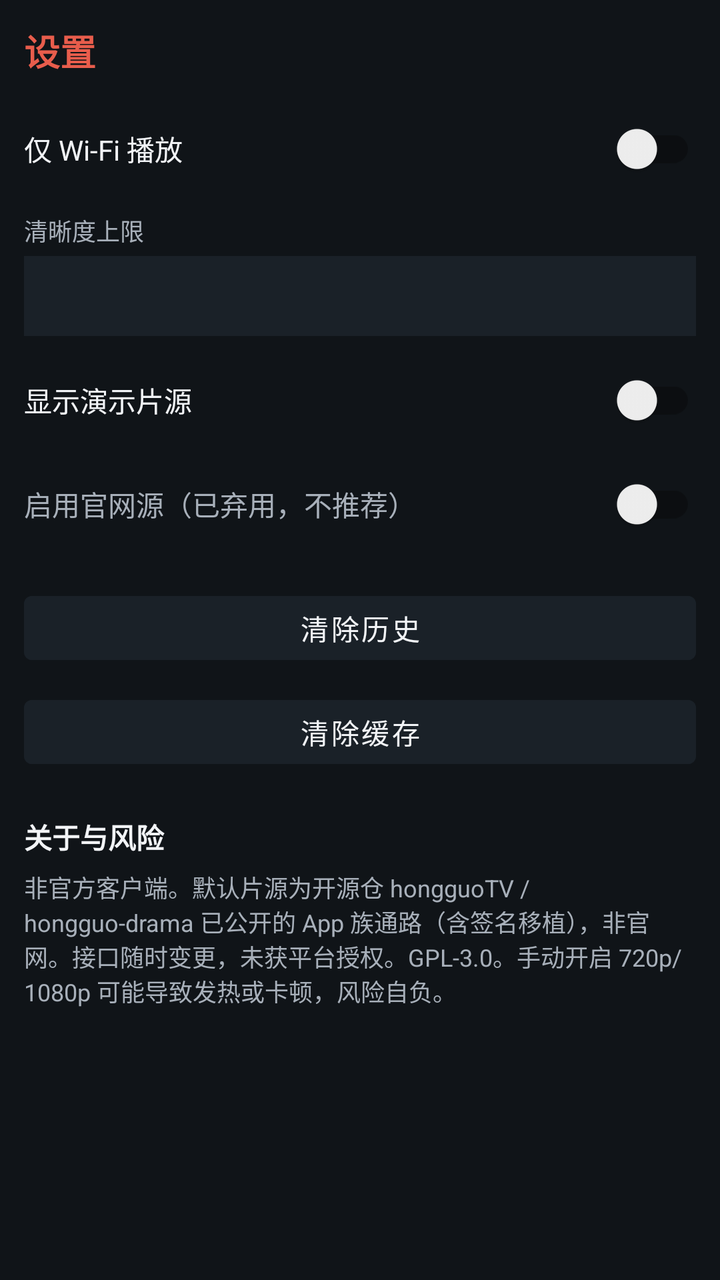
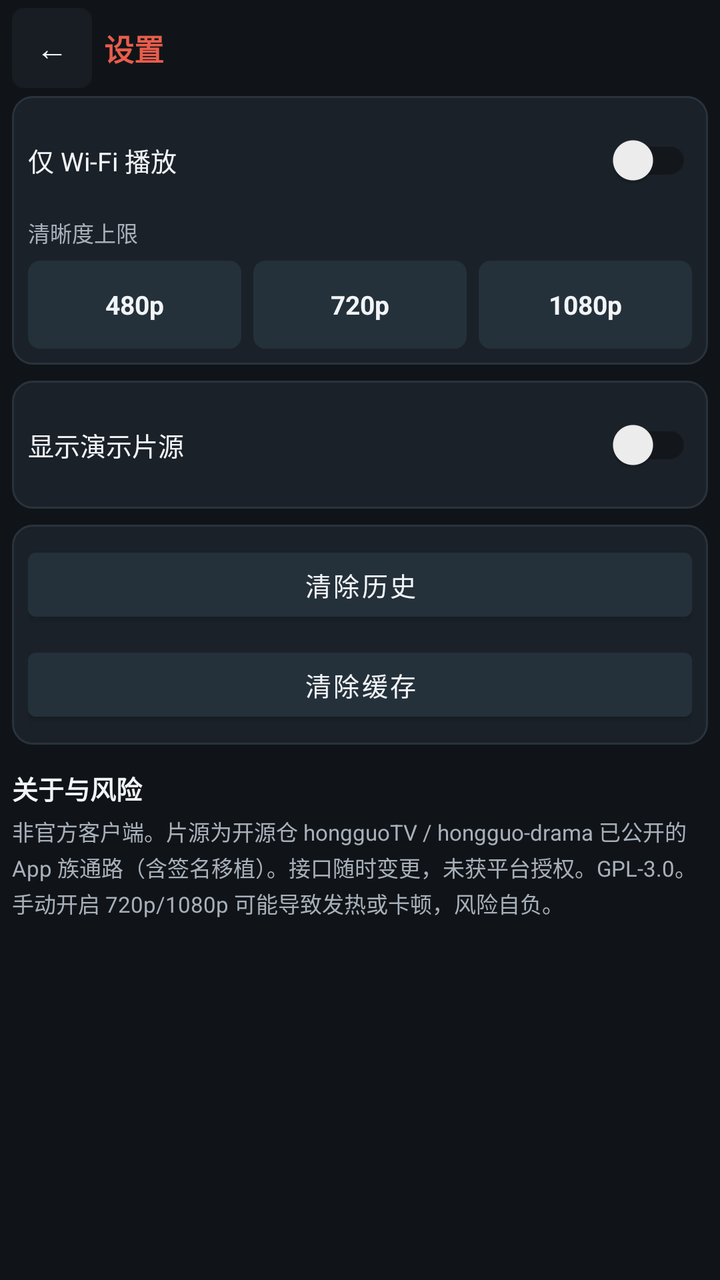

Before-and-after screenshots of an Android layout around one commit, followed by the original layout XML and the change that was made.
<!-- AndroidManifest.xml: application theme Theme.HongguoWatch -->
<!-- res/layout/activity_settings.xml -->
<?xml version="1.0" encoding="utf-8"?>
<ScrollView xmlns:android="http://schemas.android.com/apk/res/android"
    android:layout_width="match_parent"
    android:layout_height="match_parent"
    android:background="@color/bg">

    <LinearLayout
        android:layout_width="match_parent"
        android:layout_height="wrap_content"
        android:orientation="vertical"
        android:padding="12dp">

        <TextView
            android:layout_width="match_parent"
            android:layout_height="wrap_content"
            android:text="@string/tab_settings"
            android:textColor="@color/accent"
            android:textSize="18sp"
            android:textStyle="bold" />

        <androidx.appcompat.widget.SwitchCompat
            android:id="@+id/wifiOnlySwitch"
            android:layout_width="match_parent"
            android:layout_height="48dp"
            android:layout_marginTop="12dp"
            android:text="@string/wifi_only"
            android:textColor="@color/text_primary" />

        <TextView
            android:layout_width="match_parent"
            android:layout_height="wrap_content"
            android:layout_marginTop="8dp"
            android:text="@string/max_quality"
            android:textColor="@color/text_secondary"
            android:textSize="12sp" />

        <Spinner
            android:id="@+id/qualitySpinner"
            android:layout_width="match_parent"
            android:layout_height="40dp"
            android:layout_marginTop="4dp"
            android:background="@color/bg_elevated" />

        <androidx.appcompat.widget.SwitchCompat
            android:id="@+id/showDemoSwitch"
            android:layout_width="match_parent"
            android:layout_height="48dp"
            android:layout_marginTop="8dp"
            android:text="@string/show_demo"
            android:textColor="@color/text_primary" />

        <androidx.appcompat.widget.SwitchCompat
            android:id="@+id/officialSwitch"
            android:layout_width="match_parent"
            android:layout_height="48dp"
            android:layout_marginTop="4dp"
            android:text="@string/enable_official"
            android:textColor="@color/text_secondary" />

        <Button
            android:id="@+id/clearHistoryButton"
            android:layout_width="match_parent"
            android:layout_height="44dp"
            android:layout_marginTop="16dp"
            android:backgroundTint="@color/bg_elevated"
            android:text="@string/clear_history"
            android:textColor="@color/text_primary" />

        <Button
            android:id="@+id/clearCacheButton"
            android:layout_width="match_parent"
            android:layout_height="44dp"
            android:layout_marginTop="8dp"
            android:backgroundTint="@color/bg_elevated"
            android:text="@string/clear_cache"
            android:textColor="@color/text_primary" />

        <TextView
            android:layout_width="match_parent"
            android:layout_height="wrap_content"
            android:layout_marginTop="20dp"
            android:text="@string/about_title"
            android:textColor="@color/text_primary"
            android:textSize="14sp"
            android:textStyle="bold" />

        <TextView
            android:layout_width="match_parent"
            android:layout_height="wrap_content"
            android:layout_marginTop="6dp"
            android:text="@string/about_body"
            android:textColor="@color/text_secondary"
            android:textSize="12sp" />
    </LinearLayout>
</ScrollView>
<!-- resources referenced by this layout -->
<resources>
  <color name="accent">#E85D4C</color>
  <color name="bg">#101418</color>
  <color name="bg_elevated">#1A2128</color>
  <color name="text_primary">#F2F4F7</color>
  <color name="text_secondary">#A8B0BA</color>
  <string name="about_body">非官方客户端。默认片源为开源仓 hongguoTV / hongguo-drama 已公开的 App 族通路（含签名移植），非官网。接口随时变更，未获平台授权。GPL‑3.0。手动开启 720p/1080p 可能导致发热或卡顿，风险自负。</string>
  <string name="about_title">关于与风险</string>
  <string name="clear_cache">清除缓存</string>
  <string name="clear_history">清除历史</string>
  <string name="enable_official">启用官网源（已弃用，不推荐）</string>
  <string name="max_quality">清晰度上限</string>
  <string name="show_demo">显示演示片源</string>
  <string name="tab_settings">设置</string>
  <string name="wifi_only">仅 Wi‑Fi 播放</string>
  <style name="Theme.HongguoWatch" parent="Theme.MaterialComponents.DayNight.NoActionBar">
          <item name="colorPrimary">@color/accent</item>
          <item name="colorPrimaryVariant">@color/accent_dim</item>
          <item name="colorSecondary">@color/accent</item>
          <item name="android:statusBarColor">@color/bg</item>
          <item name="android:navigationBarColor">@color/bg</item>
          <item name="android:windowBackground">@color/bg</item>
          <item name="android:textColorPrimary">@color/text_primary</item>
          <item name="android:textColorSecondary">@color/text_secondary</item>
      </style>
  <color name="accent_dim">#B3473A</color>
</resources>

<!-- the commit's change to res/layout/activity_settings.xml (unified diff, before → after) -->
@@ -1,95 +1,196 @@
 <?xml version="1.0" encoding="utf-8"?>
-<ScrollView xmlns:android="http://schemas.android.com/apk/res/android"
+<LinearLayout xmlns:android="http://schemas.android.com/apk/res/android"
+    android:id="@+id/settingsRoot"
     android:layout_width="match_parent"
     android:layout_height="match_parent"
-    android:background="@color/bg">
+    android:background="@color/bg"
+    android:orientation="vertical"
+    android:paddingHorizontal="@dimen/watch_pad"
+    android:paddingTop="@dimen/watch_pad_tight"
+    android:paddingBottom="@dimen/watch_pad_tight">
 
     <LinearLayout
         android:layout_width="match_parent"
         android:layout_height="wrap_content"
-        android:orientation="vertical"
-        android:padding="12dp">
+        android:gravity="center_vertical"
+        android:orientation="horizontal"
+        android:paddingBottom="4dp">
 
         <TextView
+            android:id="@+id/backButton"
+            android:layout_width="40dp"
+            android:layout_height="40dp"
+            android:background="@drawable/bg_control_button"
+            android:gravity="center"
+            android:text="@string/back"
+            android:textColor="@color/text_primary"
+            android:textSize="16sp" />
+
+        <TextView
+            android:layout_width="0dp"
+            android:layout_height="wrap_content"
+            android:layout_marginStart="6dp"
+            android:layout_weight="1"
+            android:text="@string/tab_settings"
+            android:textColor="@color/accent"
+            android:textSize="@dimen/watch_title"
+            android:textStyle="bold" />
+    </LinearLayout>
+
+    <ScrollView
+        android:layout_width="match_parent"
+        android:layout_height="0dp"
+        android:layout_weight="1"
+        android:overScrollMode="never"
+        android:scrollbars="none">
+
+        <LinearLayout
             android:layout_width="match_parent"
             android:layout_height="wrap_content"
-            android:text="@string/tab_settings"
-            android:textColor="@color/accent"
-            android:textSize="18sp"
-            android:textStyle="bold" />
+            android:orientation="vertical"
+            android:paddingBottom="8dp">
 
-        <androidx.appcompat.widget.SwitchCompat
-            android:id="@+id/wifiOnlySwitch"
-            android:layout_width="match_parent"
-            android:layout_height="48dp"
-            android:layout_marginTop="12dp"
-            android:text="@string/wifi_only"
-            android:textColor="@color/text_primary" />
+            <LinearLayout
+                android:layout_width="match_parent"
+                android:layout_height="wrap_content"
+                android:background="@drawable/bg_setting_block"
+                android:orientation="vertical"
+                android:padding="8dp">
 
-        <TextView
-            android:layout_width="match_parent"
-            android:layout_height="wrap_content"
-            android:layout_marginTop="8dp"
-            android:text="@string/max_quality"
-            android:textColor="@color/text_secondary"
-            android:textSize="12sp" />
+                <androidx.appcompat.widget.SwitchCompat
+                    android:id="@+id/wifiOnlySwitch"
+                    android:layout_width="match_parent"
+                    android:layout_height="48dp"
+                    android:text="@string/wifi_only"
+                    android:textColor="@color/text_primary"
+                    android:textSize="@dimen/watch_body" />
 
-        <Spinner
-            android:id="@+id/qualitySpinner"
-            android:layout_width="match_parent"
-            android:layout_height="40dp"
-            android:layout_marginTop="4dp"
-            android:background="@color/bg_elevated" />
+                <TextView
+                    android:layout_width="match_parent"
+                    android:layout_height="wrap_content"
+                    android:layout_marginTop="4dp"
+                    android:text="@string/max_quality"
+                    android:textColor="@color/text_secondary"
+                    android:textSize="@dimen/watch_meta" />
 
-        <androidx.appcompat.widget.SwitchCompat
-            android:id="@+id/showDemoSwitch"
-            android:layout_width="match_parent"
-            android:layout_height="48dp"
-            android:layout_marginTop="8dp"
-            android:text="@string/show_demo"
-            android:textColor="@color/text_primary" />
+                <LinearLayout
+                    android:layout_width="match_parent"
+                    android:layout_height="wrap_content"
+                    android:layout_marginTop="6dp"
+                    android:orientation="horizontal">
 
-        <androidx.appcompat.widget.SwitchCompat
-            android:id="@+id/officialSwitch"
-            android:layout_width="match_parent"
-            android:layout_height="48dp"
-            android:layout_marginTop="4dp"
-            android:text="@string/enable_official"
-            android:textColor="@color/text_secondary" />
+                    <TextView
+                        android:id="@+id/quality480"
+                        android:layout_width="0dp"
+                        android:layout_height="44dp"
+                        android:layout_marginEnd="4dp"
+                        android:layout_weight="1"
+                        android:background="@drawable/bg_quality_chip"
+                        android:gravity="center"
+                        android:text="480p"
+                        android:textColor="@color/text_primary"
+                        android:textSize="@dimen/watch_body"
+                        android:textStyle="bold" />
 
-        <Button
-            android:id="@+id/clearHistoryButton"
-            android:layout_width="match_parent"
-            android:layout_height="44dp"
-            android:layout_marginTop="16dp"
-            android:backgroundTint="@color/bg_elevated"
-            android:text="@string/clear_history"
-            android:textColor="@color/text_primary" />
+                    <TextView
+                        android:id="@+id/quality720"
+                        android:layout_width="0dp"
+                        android:layout_height="44dp"
+                        android:layout_marginHorizontal="2dp"
+                        android:layout_weight="1"
+                        android:background="@drawable/bg_quality_chip"
+                        android:gravity="center"
+                        android:text="720p"
+                        android:textColor="@color/text_primary"
+                        android:textSize="@dimen/watch_body"
+                        android:textStyle="bold" />
 
-        <Button
-            android:id="@+id/clearCacheButton"
-            android:layout_width="match_parent"
-            android:layout_height="44dp"
-            android:layout_marginTop="8dp"
-            android:backgroundTint="@color/bg_elevated"
-            android:text="@string/clear_cache"
-            android:textColor="@color/text_primary" />
+                    <TextView
+                        android:id="@+id/quality1080"
+                        android:layout_width="0dp"
+                        android:layout_height="44dp"
+                        android:layout_marginStart="4dp"
+                        android:layout_weight="1"
+                        android:background="@drawable/bg_quality_chip"
+                        android:gravity="center"
+                        android:text="1080p"
+                        android:textColor="@color/text_primary"
+                        android:textSize="@dimen/watch_body"
+                        android:textStyle="bold" />
+                </LinearLayout>
 
-        <TextView
-            android:layout_width="match_parent"
-            android:layout_height="wrap_content"
-            android:layout_marginTop="20dp"
-            android:text="@string/about_title"
-            android:textColor="@color/text_primary"
-            android:textSize="14sp"
-            android:textStyle="bold" />
+                
+                <Spinner
+                    android:id="@+id/qualitySpinner"
+                    android:layout_width="0dp"
+                    android:layout_height="0dp"
+                    android:visibility="gone" />
+            </LinearLayout>
 
-        <TextView
-            android:layout_width="match_parent"
-            android:layout_height="wrap_content"
-            android:layout_marginTop="6dp"
-            android:text="@string/about_body"
-            android:textColor="@color/text_secondary"
-            android:textSize="12sp" />
-    </LinearLayout>
-</ScrollView>
+            <LinearLayout
+                android:layout_width="match_parent"
+                android:layout_height="wrap_content"
+                android:layout_marginTop="8dp"
+                android:background="@drawable/bg_setting_block"
+                android:orientation="vertical"
+                android:padding="8dp">
+
+                <androidx.appcompat.widget.SwitchCompat
+                    android:id="@+id/showDemoSwitch"
+                    android:layout_width="match_parent"
+                    android:layout_height="48dp"
+                    android:text="@string/show_demo"
+                    android:textColor="@color/text_primary"
+                    android:textSize="@dimen/watch_body" />
+            </LinearLayout>
+
+            <LinearLayout
+                android:layout_width="match_parent"
+                android:layout_height="wrap_content"
+                android:layout_marginTop="8dp"
+                android:background="@drawable/bg_setting_block"
+                android:orientation="vertical"
+                android:padding="8dp">
+
+                <Button
+                    android:id="@+id/clearHistoryButton"
+                    android:layout_width="match_parent"
+                    android:layout_height="44dp"
+                    android:backgroundTint="@color/episode_normal"
+                    android:minHeight="0dp"
+                    android:text="@string/clear_history"
+                    android:textColor="@color/text_primary"
+                    android:textSize="@dimen/watch_body" />
+
+                <Button
+                    android:id="@+id/clearCacheButton"
+                    android:layout_width="match_parent"
+                    android:layout_height="44dp"
+                    android:layout_marginTop="6dp"
+                    android:backgroundTint="@color/episode_normal"
+                    android:minHeight="0dp"
+                    android:text="@string/clear_cache"
+                    android:textColor="@color/text_primary"
+                    android:textSize="@dimen/watch_body" />
+            </LinearLayout>
+
+            <TextView
+                android:layout_width="match_parent"
+                android:layout_height="wrap_content"
+                android:layout_marginTop="12dp"
+                android:text="@string/about_title"
+                android:textColor="@color/text_primary"
+                android:textSize="@dimen/watch_body"
+                android:textStyle="bold" />
+
+            <TextView
+                android:layout_width="match_parent"
+                android:layout_height="wrap_content"
+                android:layout_marginTop="4dp"
+                android:lineSpacingExtra="2dp"
+                android:text="@string/about_body"
+                android:textColor="@color/text_secondary"
+                android:textSize="@dimen/watch_meta" />
+        </LinearLayout>
+    </ScrollView>
+</LinearLayout>
<!-- resource entries referenced after the edit -->
@@ -2,14 +2,75 @@
 <resources>
   <color name="accent">#E85D4C</color>
   <color name="bg">#101418</color>
+  <color name="episode_normal">#24303A</color>
   <color name="bg_elevated">#1A2128</color>
+  <color name="stroke">#2A333C</color>
   <color name="text_primary">#F2F4F7</color>
   <color name="text_secondary">#A8B0BA</color>
-  <string name="about_body">非官方客户端。默认片源为开源仓 hongguoTV / hongguo-drama 已公开的 App 族通路（含签名移植），非官网。接口随时变更，未获平台授权。GPL‑3.0。手动开启 720p/1080p 可能导致发热或卡顿，风险自负。</string>
+  <dimen name="watch_body">13sp</dimen>
+  <dimen name="watch_meta">11sp</dimen>
+  <dimen name="watch_pad">6dp</dimen>
+  <dimen name="watch_pad_tight">4dp</dimen>
+  <dimen name="watch_title">15sp</dimen>
+  <!-- drawable bg_control_button (drawable) -->
+  <?xml version="1.0" encoding="utf-8"?>
+  <selector xmlns:android="http://schemas.android.com/apk/res/android">
+      <item android:state_pressed="true">
+          <shape android:shape="rectangle">
+              <solid android:color="#66E85D4C" />
+              <corners android:radius="6dp" />
+          </shape>
+      </item>
+      <item android:state_enabled="false">
+          <shape android:shape="rectangle">
+              <solid android:color="#3324303A" />
+              <corners android:radius="6dp" />
+          </shape>
+      </item>
+      <item>
+          <shape android:shape="rectangle">
+              <solid android:color="#5524303A" />
+              <corners android:radius="6dp" />
+          </shape>
+      </item>
+  </selector>
+  <!-- drawable bg_quality_chip (drawable) -->
+  <?xml version="1.0" encoding="utf-8"?>
+  <selector xmlns:android="http://schemas.android.com/apk/res/android">
+      <item android:state_selected="true">
+          <shape android:shape="rectangle">
+              <solid android:color="@color/accent" />
+              <corners android:radius="6dp" />
+          </shape>
+      </item>
+      <item android:state_pressed="true">
+          <shape android:shape="rectangle">
+              <solid android:color="@color/accent_dim" />
+              <corners android:radius="6dp" />
+          </shape>
+      </item>
+      <item>
+          <shape android:shape="rectangle">
+              <solid android:color="@color/episode_normal" />
+              <corners android:radius="6dp" />
+          </shape>
+      </item>
+  </selector>
+  <!-- drawable bg_setting_block (drawable) -->
+  <?xml version="1.0" encoding="utf-8"?>
+  <shape xmlns:android="http://schemas.android.com/apk/res/android"
+      android:shape="rectangle">
+      <solid android:color="@color/bg_elevated" />
+      <corners android:radius="10dp" />
+      <stroke
+          android:width="1dp"
+          android:color="@color/stroke" />
+  </shape>
+  <string name="about_body">非官方客户端。片源为开源仓 hongguoTV / hongguo-drama 已公开的 App 族通路（含签名移植）。接口随时变更，未获平台授权。GPL‑3.0。手动开启 720p/1080p 可能导致发热或卡顿，风险自负。</string>
   <string name="about_title">关于与风险</string>
+  <string name="back">←</string>
   <string name="clear_cache">清除缓存</string>
   <string name="clear_history">清除历史</string>
-  <string name="enable_official">启用官网源（已弃用，不推荐）</string>
   <string name="max_quality">清晰度上限</string>
   <string name="show_demo">显示演示片源</string>
   <string name="tab_settings">设置</string>
